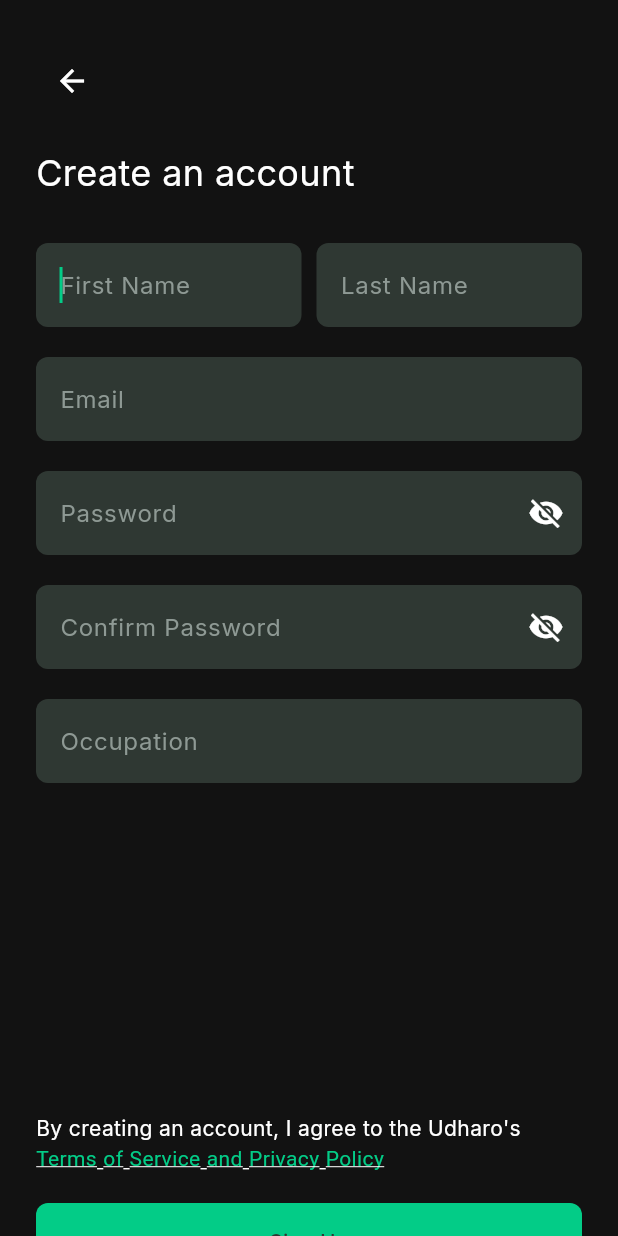
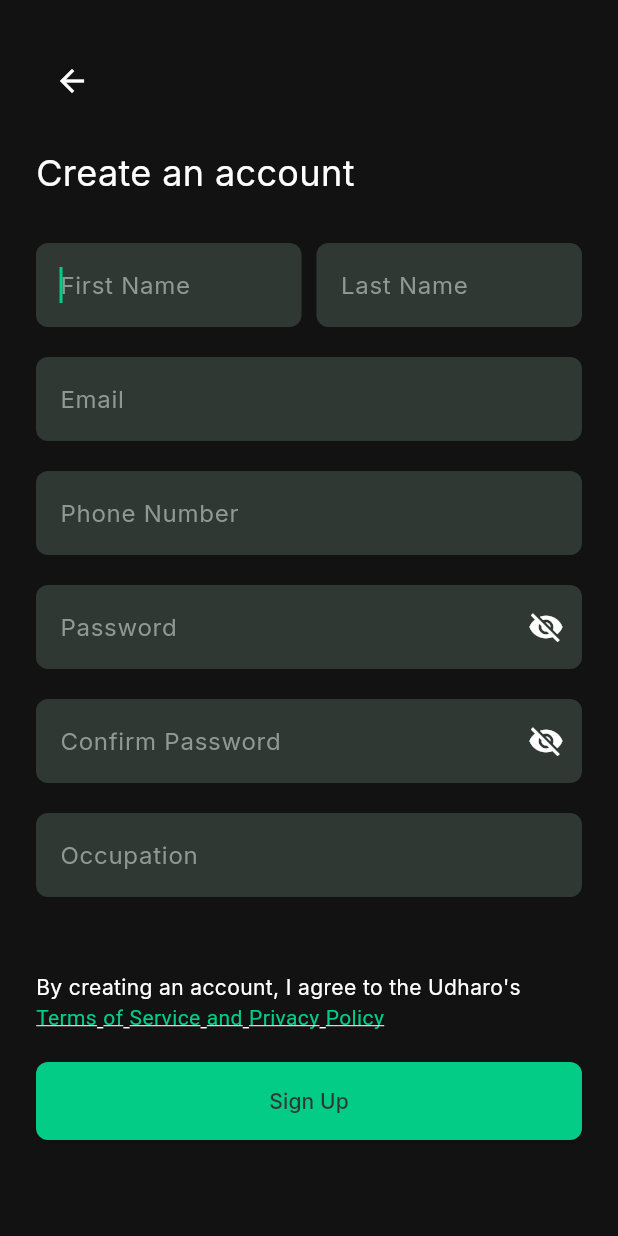
Before and after one commit to Mandeep-Thapa/Udharo, a Flutter app: the SignUpScreen screen opened directly, on a phone screen of 412 x 824 dp. Run offline on Flutter 3.47's test engine with Material 3 defaults, Android fonts, the phone set to English and light mode, and no system bars; our stand-ins replace bloc, cached_network_image, dio, equatable, flutter_bloc, flutter_cache_manager and 3 more; missing offline and left inert: khalti_flutter; accounts and stored records are empty; network calls fail.

Commit message:
phone number added to sign up

```diff
--- a/client/lib/service/register_bloc/register_bloc.dart
+++ b/client/lib/service/register_bloc/register_bloc.dart
@@ -19,6 +19,7 @@ class RegisterBloc extends Bloc<RegisterEvent, RegisterState> {
             email: event.email,
             occupation: event.occupation,
             password: event.password,
+            phoneNumber: event.phoneNumber,
           );
           if (message == 'SignUp Success') {
             emit(RegisterStateSuccessSigningUp(email: event.email));
--- a/client/lib/service/register_bloc/register_event.dart
+++ b/client/lib/service/register_bloc/register_event.dart
@@ -13,12 +13,14 @@ class RegiserEventMakeRegistration extends RegisterEvent {
   final String email;
   final String occupation;
   final String password;
+  final int phoneNumber;
 
   const RegiserEventMakeRegistration({
     required this.name,
     required this.email,
     required this.password,
     required this.occupation,
+    required this.phoneNumber,
   });
 }
 
--- a/client/lib/view/screens/borrow_history_screen.dart
+++ b/client/lib/view/screens/borrow_history_screen.dart
@@ -16,7 +16,7 @@ class _BorrowHistoryScreenState extends State<BorrowHistoryScreen> {
   Widget build(BuildContext context) {
     return Scaffold(
       appBar: AppBar(
-        title: const Text('Browse Borrow Requests'),
+        title: const Text('History'),
       ),
       body: BlocBuilder<BorrowHistoryBloc, BorrowHistoryState>(
         builder: (context, state) {
--- a/client/lib/view/screens/sign_up_screen.dart
+++ b/client/lib/view/screens/sign_up_screen.dart
@@ -21,6 +21,7 @@ class _SignUpScreenState extends State<SignUpScreen> {
   late final TextEditingController _firstNameController;
   late final TextEditingController _lastNameController;
   late final TextEditingController _emailController;
+  late final TextEditingController _phoneNumberController;
   late final TextEditingController _occupationController;
   late final TextEditingController _passwordController;
   late final TextEditingController _confirmPasswordController;
@@ -32,6 +33,7 @@ class _SignUpScreenState extends State<SignUpScreen> {
     _lastNameController = TextEditingController();
     _emailController = TextEditingController();
     _occupationController = TextEditingController();
+  _phoneNumberController= TextEditingController();
     _passwordController = TextEditingController();
     _confirmPasswordController = TextEditingController();
 
@@ -44,6 +46,7 @@ class _SignUpScreenState extends State<SignUpScreen> {
     _lastNameController.dispose();
     _emailController.dispose();
     _occupationController.dispose();
+    _phoneNumberController.dispose();
     _passwordController.dispose();
     _confirmPasswordController.dispose();
     super.dispose();
@@ -111,6 +114,12 @@ class _SignUpScreenState extends State<SignUpScreen> {
               const SizedBox(
                 height: 20,
               ),
+              // phone number field
+              phoneNumberFormField(),
+
+              const SizedBox(
+                height: 20,
+              ),
               // password field
               passwordFormField(),
 
@@ -126,7 +135,7 @@ class _SignUpScreenState extends State<SignUpScreen> {
               // occupation field
               occupationFormField(),
               const SizedBox(
-                height: 220,
+                height: 50,
               ),
               GestureDetector(
                 onTap: () {
@@ -202,6 +211,7 @@ class _SignUpScreenState extends State<SignUpScreen> {
                                   email: _emailController.text,
                                   occupation: _occupationController.text,
                                   password: _passwordController.text,
+                                  phoneNumber: int.parse(_phoneNumberController.text),
                                 ),
                               );
                         }
@@ -331,6 +341,37 @@ class _SignUpScreenState extends State<SignUpScreen> {
     );
   }
 
+  TextFormField phoneNumberFormField() {
+    return TextFormField(
+      controller: _phoneNumberController,
+      enableSuggestions: false,
+      autocorrect: false,
+      autofocus: true,
+      keyboardType: TextInputType.phone,
+      decoration: const InputDecoration(
+        hintText: 'Phone Number',
+      ),
+      validator: (value) {
+        if (value == null || value.isEmpty) {
+          return 'Phone Number cannot be empty';
+        }
+        if (double.tryParse(value) == null) {
+          return 'Phone Number must be a number';
+        }
+        if (double.parse(value) < 0) {
+          return 'Phone Number cannot be negative';
+        }
+        if (double.parse(value) % 1 != 0) {
+          return 'Phone Number cannot be a decimal number';
+        }
+        if(value.length != 10) {
+          return 'Phone Number must be 10 digits long';
+        }
+        return null;
+      },
+    );
+  }
+
   TextFormField passwordFormField() {
     return TextFormField(
       controller: _passwordController,
```
Also changed, not shown: client/lib/data/repository/auth_repository.dart (+6 -2 lines).
